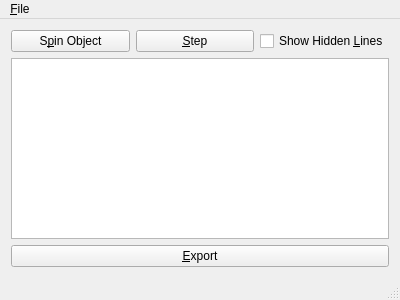
Before: the Qt Designer form mainwindow.ui in TapGhoul/ILDARenderer, drawn with Qt 5.
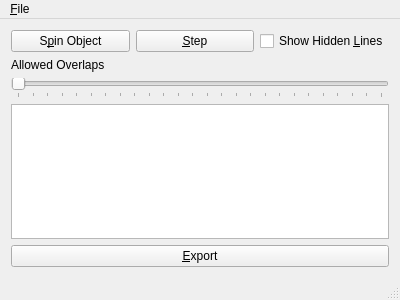
After: the same form once the commit is applied.

Commit message: Added slider for leniency for collision detection

```diff
--- a/mainwindow.ui
+++ b/mainwindow.ui
@@ -43,6 +43,35 @@
       </item>
      </layout>
     </item>
+    <item>
+     <widget class="QLabel" name="label">
+      <property name="text">
+       <string>Allowed Overlaps</string>
+      </property>
+     </widget>
+    </item>
+    <item>
+     <widget class="QSlider" name="allowedOverlaps">
+      <property name="minimum">
+       <number>0</number>
+      </property>
+      <property name="maximum">
+       <number>25</number>
+      </property>
+      <property name="value">
+       <number>0</number>
+      </property>
+      <property name="orientation">
+       <enum>Qt::Horizontal</enum>
+      </property>
+      <property name="tickPosition">
+       <enum>QSlider::TicksBelow</enum>
+      </property>
+      <property name="tickInterval">
+       <number>1</number>
+      </property>
+     </widget>
+    </item>
     <item>
      <widget class="QGraphicsView" name="graphicsView">
       <property name="interactive">
```
The commit also changes 3 other files.
